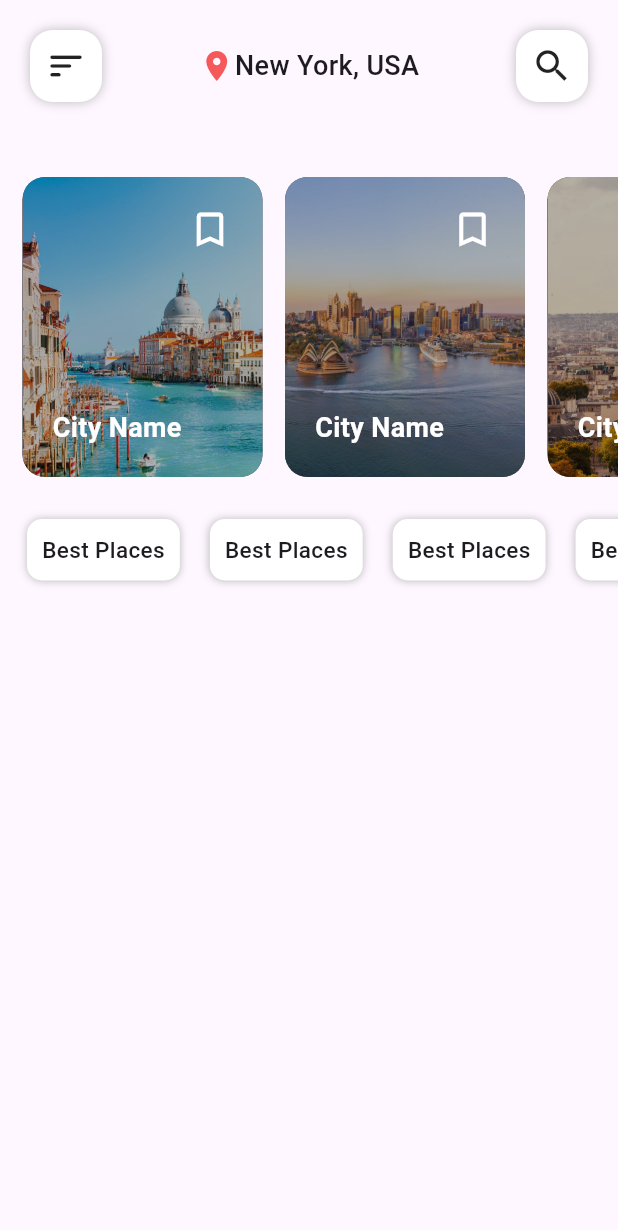
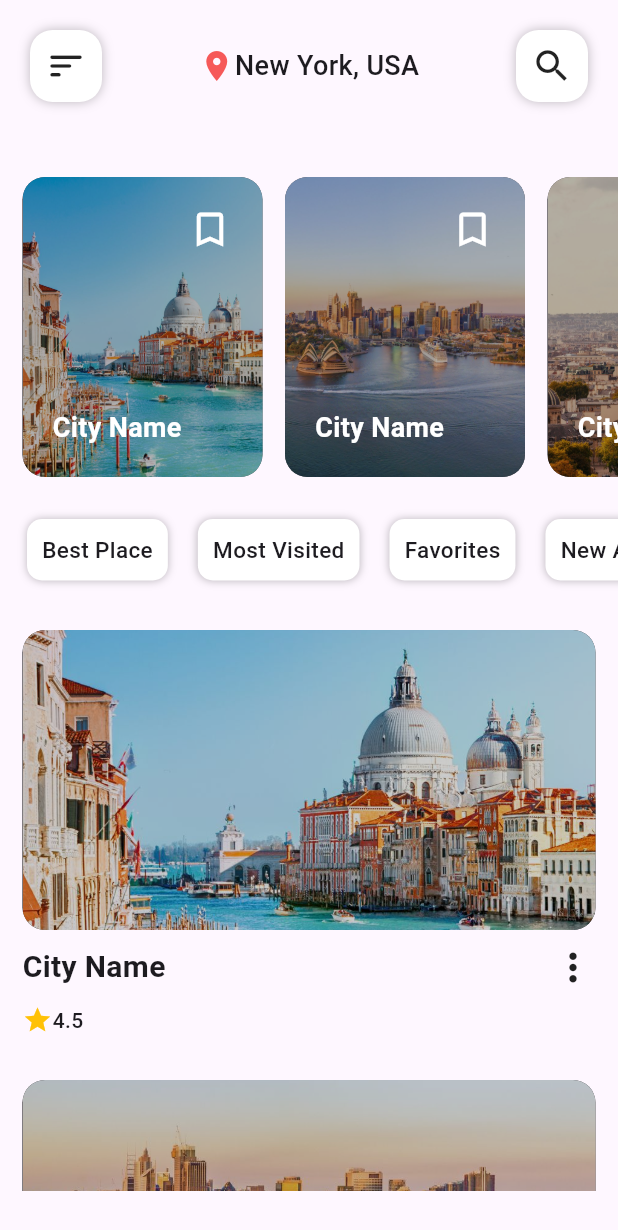
Before and after one commit to RusdyZain/TravelAppsFlutter, a Flutter app: the HomePage screen opened directly, on a phone screen of 412 x 824 dp. Shown: the top 1230 px of the screen. Run offline on Flutter 3.47's test engine with Material 3 defaults, Android fonts, the phone set to English and light mode, and no system bars.

Commit message:
Set Rating

```diff
--- a/travelappsflutter/lib/pages/home_screen.dart
+++ b/travelappsflutter/lib/pages/home_screen.dart
@@ -9,6 +9,15 @@ class HomePage extends StatefulWidget {
 }
 
 class _HomePageState extends State<HomePage> {
+  var category = [
+    'Best Place',
+    'Most Visited',
+    'Favorites',
+    'New Added',
+    'Hotels',
+    'Restaurants'
+  ];
+
   @override
   Widget build(BuildContext context) {
     return Scaffold(
@@ -100,9 +109,9 @@ class _HomePageState extends State<HomePage> {
                               )
                             ],
                           ),
-                          child: const Text(
-                            "Best Places",
-                            style: TextStyle(
+                          child: Text(
+                            category[i],
+                            style: const TextStyle(
                               fontSize: 15,
                               fontWeight: FontWeight.w500,
                             ),
@@ -111,7 +120,68 @@ class _HomePageState extends State<HomePage> {
                     ],
                   ),
                 ),
-              )
+              ),
+              const SizedBox(height: 10),
+              ListView.builder(
+                  physics: const NeverScrollableScrollPhysics(),
+                  itemCount: 6,
+                  shrinkWrap: true,
+                  itemBuilder: (BuildContext context, int index) {
+                    return Padding(
+                      padding: const EdgeInsets.all(15),
+                      child: Column(
+                        children: [
+                          InkWell(
+                            onTap: () {},
+                            child: Container(
+                              height: 200,
+                              decoration: BoxDecoration(
+                                color: Colors.black,
+                                borderRadius: BorderRadius.circular(15),
+                                image: DecorationImage(
+                                  image:
+                                      AssetImage("images/city${index + 1}.jpg"),
+                                  fit: BoxFit.cover,
+                                  opacity: 0.8,
+                                ),
+                              ),
+                            ),
+                          ),
+                          const Padding(
+                            padding: EdgeInsets.only(top: 10),
+                            child: Row(
+                              mainAxisAlignment: MainAxisAlignment.spaceBetween,
+                              children: [
+                                Text(
+                                  "City Name",
+                                  style: TextStyle(
+                                      fontSize: 20,
+                                      fontWeight: FontWeight.w600),
+                                ),
+                                Icon(Icons.more_vert, size: 30)
+                              ],
+                            ),
+                          ),
+                          const SizedBox(height: 10),
+                          const Row(
+                            children: [
+                              Icon(
+                                Icons.star,
+                                color: Colors.amber,
+                                size: 20,
+                              ),
+                              Text(
+                                "4.5",
+                                style: TextStyle(
+                                  fontWeight: FontWeight.w500,
+                                ),
+                              )
+                            ],
+                          )
+                        ],
+                      ),
+                    );
+                  })
             ],
           ),
         ),
```
